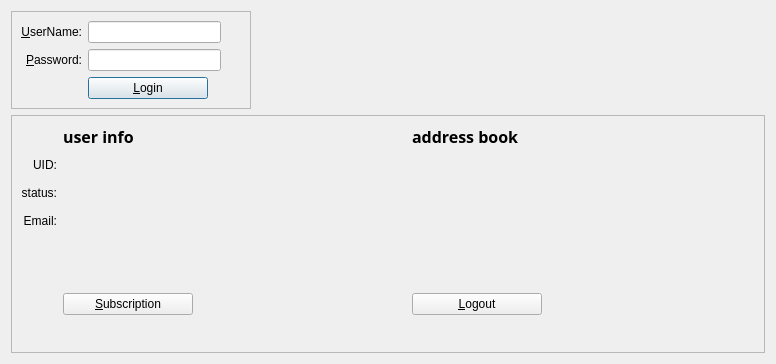
This is src/qt/forms/logindialog.ui in niniwzw/macoin as Qt 5 draws it before an edit. The edited form follows.
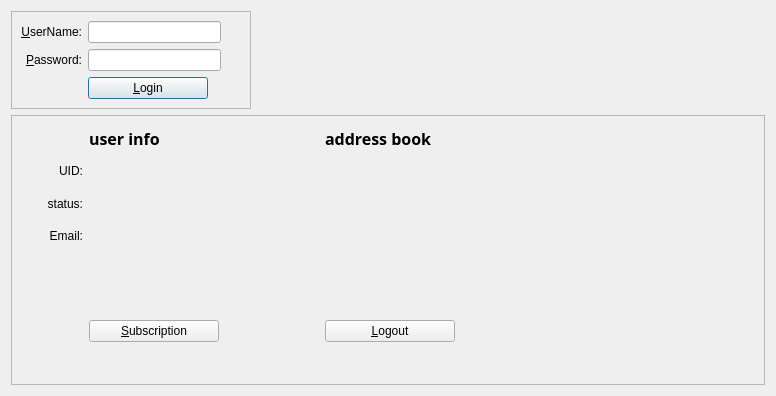
This is the edited form. Icons and pictures are not drawn.

What changed in the file:
```diff
--- a/src/qt/forms/logindialog.ui
+++ b/src/qt/forms/logindialog.ui
@@ -7,7 +7,7 @@
     <x>0</x>
     <y>0</y>
     <width>776</width>
-    <height>364</height>
+    <height>396</height>
    </rect>
   </property>
   <layout class="QVBoxLayout" name="verticalLayout" stretch="0,1">
@@ -276,19 +276,6 @@
           </property>
          </widget>
         </item>
-        <item row="3" column="2">
-         <spacer name="horizontalSpacer_3">
-          <property name="orientation">
-           <enum>Qt::Horizontal</enum>
-          </property>
-          <property name="sizeHint" stdset="0">
-           <size>
-            <width>20</width>
-            <height>20</height>
-           </size>
-          </property>
-         </spacer>
-        </item>
         <item row="3" column="0">
          <widget class="QLabel" name="label_email">
           <property name="toolTip">
@@ -320,6 +307,9 @@
         </item>
         <item row="6" column="1">
          <layout class="QHBoxLayout" name="horizontalLayout_2">
+          <property name="rightMargin">
+           <number>100</number>
+          </property>
           <item>
            <widget class="QPushButton" name="SubscriptButton">
             <property name="minimumSize">
@@ -337,23 +327,13 @@
             </property>
            </widget>
           </item>
-          <item>
-           <spacer name="horizontalSpacer_4">
-            <property name="orientation">
-             <enum>Qt::Horizontal</enum>
-            </property>
-            <property name="sizeHint" stdset="0">
-             <size>
-              <width>40</width>
-              <height>20</height>
-             </size>
-            </property>
-           </spacer>
-          </item>
          </layout>
         </item>
         <item row="6" column="2">
          <layout class="QHBoxLayout" name="horizontalLayout_3">
+          <property name="rightMargin">
+           <number>300</number>
+          </property>
           <item>
            <widget class="QPushButton" name="LogoutButton">
             <property name="minimumSize">
@@ -371,19 +351,6 @@
             </property>
            </widget>
           </item>
-          <item>
-           <spacer name="horizontalSpacer_5">
-            <property name="orientation">
-             <enum>Qt::Horizontal</enum>
-            </property>
-            <property name="sizeHint" stdset="0">
-             <size>
-              <width>40</width>
-              <height>20</height>
-             </size>
-            </property>
-           </spacer>
-          </item>
          </layout>
         </item>
         <item row="7" column="0">
```
